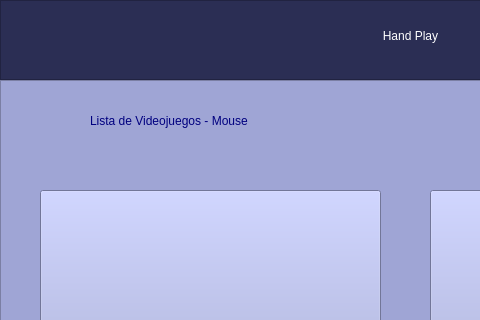
First picture: the form in GUI/Mouse.ui, repository Rainherz/Hand-Play, before the edit; both pictures show x 0 to 480 and y 0 to 320 of the 803 by 553 pixel window.
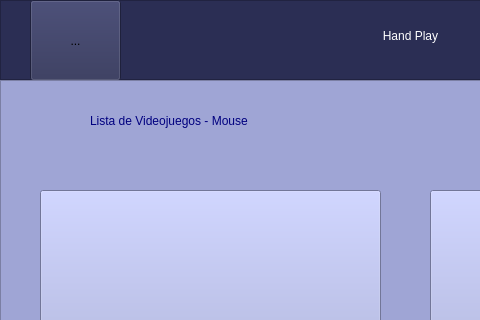
Second picture: the form after the edit. Icons and pictures are not drawn.

The edit to the form file:
```diff
--- a/GUI/Mouse.ui
+++ b/GUI/Mouse.ui
@@ -76,6 +76,41 @@
       </size>
      </property>
     </widget>
+    <widget class="QToolButton" name="toolButton">
+     <property name="enabled">
+      <bool>true</bool>
+     </property>
+     <property name="geometry">
+      <rect>
+       <x>30</x>
+       <y>0</y>
+       <width>91</width>
+       <height>81</height>
+      </rect>
+     </property>
+     <property name="font">
+      <font>
+       <stylestrategy>PreferDefault</stylestrategy>
+       <kerning>true</kerning>
+      </font>
+     </property>
+     <property name="layoutDirection">
+      <enum>Qt::LeftToRight</enum>
+     </property>
+     <property name="text">
+      <string>...</string>
+     </property>
+     <property name="icon">
+      <iconset>
+       <normaloff>../img/logo.png</normaloff>../img/logo.png</iconset>
+     </property>
+     <property name="iconSize">
+      <size>
+       <width>160</width>
+       <height>160</height>
+      </size>
+     </property>
+    </widget>
    </widget>
    <widget class="QFrame" name="Videojuegos">
     <property name="geometry">
```
